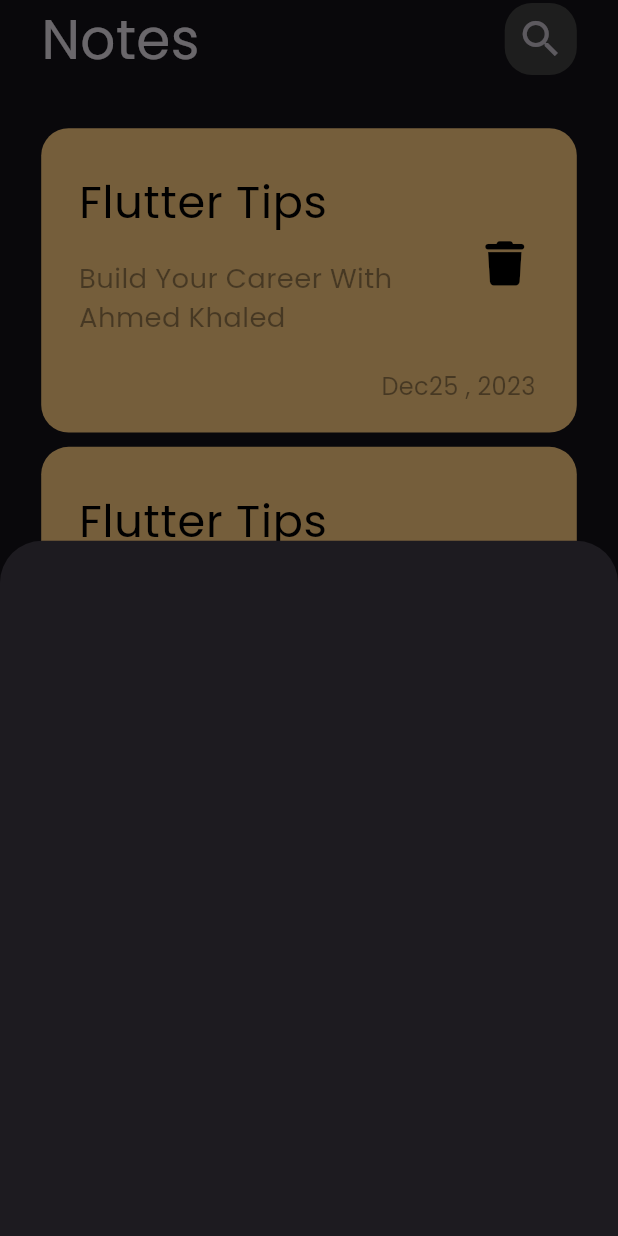
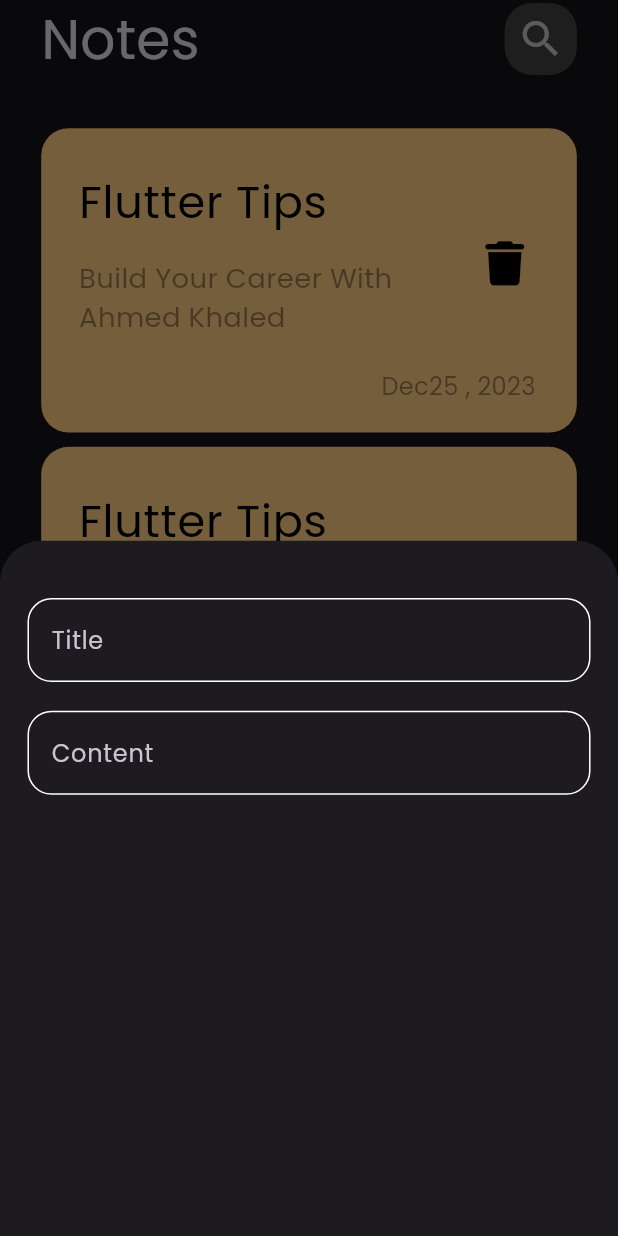
Before and after one commit to AhmedKhaled8907/notes-app, a Flutter app: the screen it shows after launch, after a tap on the "add" icon, on a phone screen of 412 x 824 dp. Run offline on Flutter 3.47's test engine with Material 3 defaults, Android fonts, the phone set to English and light mode, and no system bars; our stand-ins replace flutter_screenutil, font_awesome_flutter.

Commit message:
create custom text field

```diff
--- a/lib/views/widgets/add_note_bottom_sheet.dart
+++ b/lib/views/widgets/add_note_bottom_sheet.dart
@@ -1,14 +1,23 @@
 import 'package:flutter/material.dart';
+import 'package:flutter_screenutil/flutter_screenutil.dart';
+import 'package:notes_app/views/widgets/custom_text_field.dart';
 
 class AddNoteBottomSheet extends StatelessWidget {
   const AddNoteBottomSheet({
     super.key,
   });
 
-
-
   @override
   Widget build(BuildContext context) {
-    return Container();
+    return Padding(
+      padding: EdgeInsets.symmetric(horizontal: 16.w).copyWith(top: 32.h),
+      child: Column(
+        children: [
+          const CustomTextField(hintText: 'Title'),
+          SizedBox(height: 16.h),
+          const CustomTextField(hintText: 'Content'),
+        ],
+      ),
+    );
   }
 }
--- /dev/null
+++ b/lib/views/widgets/custom_text_field.dart
@@ -0,0 +1,26 @@
+import 'package:flutter/material.dart';
+
+class CustomTextField extends StatelessWidget {
+  const CustomTextField({super.key, required this.hintText});
+
+  final String hintText;
+  @override
+  Widget build(BuildContext context) {
+    return TextField(
+      decoration: InputDecoration(
+        hintText: hintText,
+        enabledBorder: buildBorder(Colors.white, 1),
+        focusedBorder: buildBorder(Colors.white, 3),
+      ),
+    );
+  }
+
+  OutlineInputBorder buildBorder(Color color, double width) {
+    return OutlineInputBorder(
+      borderSide: BorderSide(color: color, width: width),
+      borderRadius: const BorderRadius.all(
+        Radius.circular(16),
+      ),
+    );
+  }
+}
```
